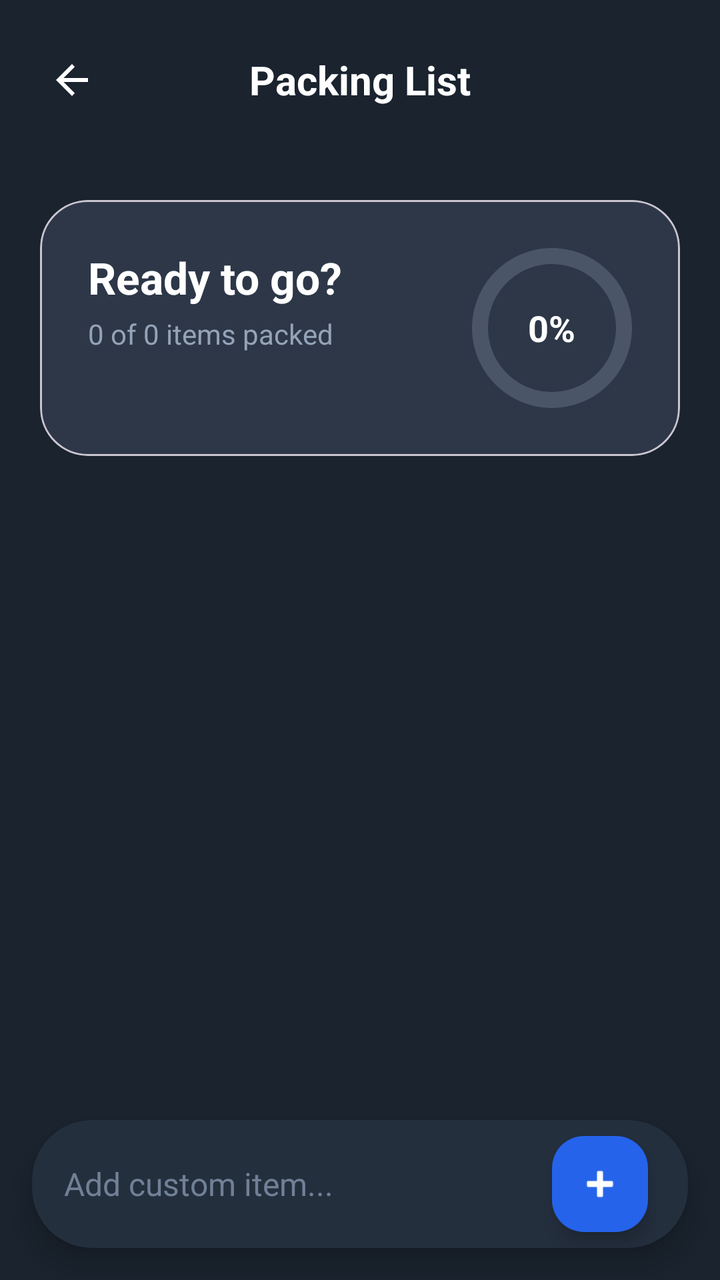
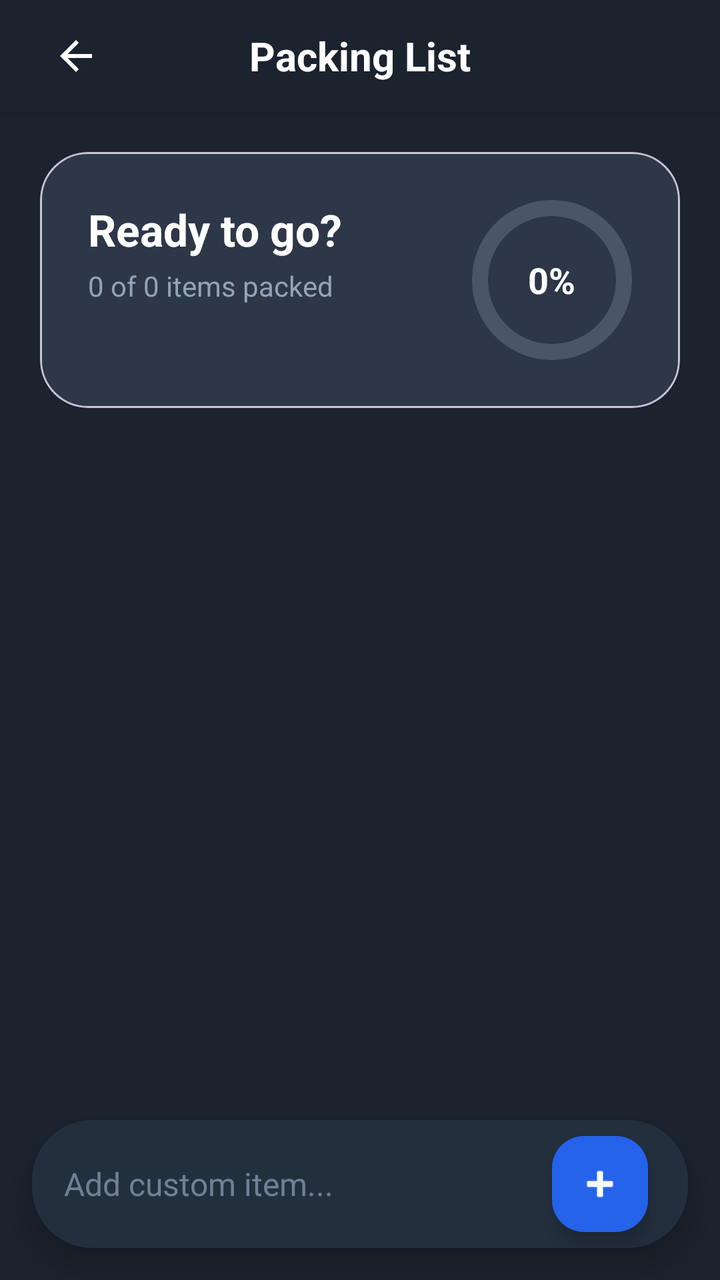

Screens rendered from an Android XML layout before and after an edit, with the pre-edit source and the edit as a unified diff.
<!-- AndroidManifest.xml: activity theme Theme.TravelBuddy -->
<!-- res/layout/activity_packing_list.xml -->
<?xml version="1.0" encoding="utf-8"?>
<androidx.constraintlayout.widget.ConstraintLayout xmlns:android="http://schemas.android.com/apk/res/android"
    xmlns:app="http://schemas.android.com/apk/res-auto"
    xmlns:tools="http://schemas.android.com/tools"
    android:layout_width="match_parent"
    android:layout_height="match_parent"
    android:background="@color/onboarding_bg"
    tools:context=".PackingListActivity">

    
    <RelativeLayout
        android:id="@+id/rlHeader"
        android:layout_width="match_parent"
        android:layout_height="80dp"
        android:paddingHorizontal="16dp"
        app:layout_constraintTop_toTopOf="parent">

        <ImageView
            android:id="@+id/ivBack"
            android:layout_width="40dp"
            android:layout_height="40dp"
            android:layout_centerVertical="true"
            android:padding="8dp"
            android:src="@drawable/abc_ic_ab_back_material"
            app:tint="@color/white" />

        <TextView
            android:layout_width="wrap_content"
            android:layout_height="wrap_content"
            android:layout_centerInParent="true"
            android:text="Packing List"
            android:textColor="@color/white"
            android:textSize="20sp"
            android:textStyle="bold" />
    </RelativeLayout>

    
    <com.google.android.material.card.MaterialCardView
        android:id="@+id/cvProgress"
        android:layout_width="match_parent"
        android:layout_height="wrap_content"
        android:layout_margin="20dp"
        app:cardBackgroundColor="#2D3748"
        app:cardCornerRadius="24dp"
        app:cardElevation="0dp"
        app:layout_constraintTop_toBottomOf="@id/rlHeader">

        <androidx.constraintlayout.widget.ConstraintLayout
            android:layout_width="match_parent"
            android:layout_height="wrap_content"
            android:padding="24dp">

            <TextView
                android:id="@+id/tvReady"
                android:layout_width="wrap_content"
                android:layout_height="wrap_content"
                android:text="Ready to go?"
                android:textColor="@color/white"
                android:textSize="22sp"
                android:textStyle="bold"
                app:layout_constraintStart_toStartOf="parent"
                app:layout_constraintTop_toTopOf="parent" />

            <TextView
                android:id="@+id/tvPackedStatus"
                android:layout_width="wrap_content"
                android:layout_height="wrap_content"
                android:layout_marginTop="4dp"
                android:text="0 of 0 items packed"
                android:textColor="#94A3B8"
                android:textSize="14sp"
                app:layout_constraintStart_toStartOf="parent"
                app:layout_constraintTop_toBottomOf="@id/tvReady" />

            <RelativeLayout
                android:layout_width="80dp"
                android:layout_height="80dp"
                app:layout_constraintBottom_toBottomOf="parent"
                app:layout_constraintEnd_toEndOf="parent"
                app:layout_constraintTop_toTopOf="parent">

                <com.google.android.material.progressindicator.CircularProgressIndicator
                    android:id="@+id/pbPacking"
                    android:layout_width="match_parent"
                    android:layout_height="match_parent"
                    android:layout_centerInParent="true"
                    app:indicatorColor="@color/onboarding_blue"
                    app:indicatorSize="80dp"
                    app:trackColor="#4A5568"
                    app:trackThickness="8dp"
                    android:progress="0"
                    android:max="100" />

                <TextView
                    android:id="@+id/tvPercentage"
                    android:layout_width="wrap_content"
                    android:layout_height="wrap_content"
                    android:layout_centerInParent="true"
                    android:text="0%"
                    android:textColor="@color/white"
                    android:textSize="18sp"
                    android:textStyle="bold" />
            </RelativeLayout>
        </androidx.constraintlayout.widget.ConstraintLayout>
    </com.google.android.material.card.MaterialCardView>

    <androidx.recyclerview.widget.RecyclerView
        android:id="@+id/rvPackingList"
        android:layout_width="match_parent"
        android:layout_height="0dp"
        android:layout_marginTop="8dp"
        android:paddingHorizontal="12dp"
        android:clipToPadding="false"
        android:paddingBottom="16dp"
        app:layout_constraintBottom_toTopOf="@id/cvAddItemBar"
        app:layout_constraintTop_toBottomOf="@id/cvProgress" />

    
    <androidx.cardview.widget.CardView
        android:id="@+id/cvAddItemBar"
        android:layout_width="match_parent"
        android:layout_height="wrap_content"
        android:layout_margin="16dp"
        app:cardBackgroundColor="#242F3E"
        app:cardCornerRadius="30dp"
        app:cardElevation="8dp"
        app:layout_constraintBottom_toBottomOf="parent">

        <LinearLayout
            android:layout_width="match_parent"
            android:layout_height="64dp"
            android:gravity="center_vertical"
            android:orientation="horizontal"
            android:paddingHorizontal="16dp">

            <EditText
                android:id="@+id/etNewItem"
                android:layout_width="0dp"
                android:layout_height="match_parent"
                android:layout_weight="1"
                android:background="@android:color/transparent"
                android:hint="Add custom item..."
                android:inputType="textCapSentences"
                android:textColor="@color/white"
                android:textColorHint="#718096"
                android:textSize="16sp" />

            <com.google.android.material.floatingactionbutton.FloatingActionButton
                android:id="@+id/fabAddItem"
                android:layout_width="wrap_content"
                android:layout_height="wrap_content"
                android:layout_margin="4dp"
                android:src="@android:drawable/ic_input_add"
                app:backgroundTint="@color/onboarding_blue"
                app:fabCustomSize="48dp"
                app:tint="@color/white" />
        </LinearLayout>
    </androidx.cardview.widget.CardView>

</androidx.constraintlayout.widget.ConstraintLayout>
<!-- resources referenced by this layout -->
<resources>
  <color name="onboarding_bg">#1A232E</color>
  <color name="onboarding_blue">#2563EB</color>
  <color name="white">#FFFFFFFF</color>
  <style name="Theme.TravelBuddy" parent="Base.Theme.TravelBuddy" />
  <style name="Base.Theme.TravelBuddy" parent="Theme.Material3.DayNight.NoActionBar">
          
          
      </style>
</resources>

<!-- the commit's change to res/layout/activity_packing_list.xml (unified diff, before → after) -->
@@ -8,31 +8,43 @@
     tools:context=".PackingListActivity">
 
     
-    <RelativeLayout
+    <LinearLayout
         android:id="@+id/rlHeader"
         android:layout_width="match_parent"
-        android:layout_height="80dp"
-        android:paddingHorizontal="16dp"
+        android:layout_height="wrap_content"
+        android:orientation="vertical"
+        android:background="@color/onboarding_bg"
+        android:elevation="4dp"
         app:layout_constraintTop_toTopOf="parent">
 
-        <ImageView
-            android:id="@+id/ivBack"
-            android:layout_width="40dp"
-            android:layout_height="40dp"
-            android:layout_centerVertical="true"
-            android:padding="8dp"
-            android:src="@drawable/abc_ic_ab_back_material"
-            app:tint="@color/white" />
+        <RelativeLayout
+            android:layout_width="match_parent"
+            android:layout_height="56dp"
+            android:paddingHorizontal="16dp">
 
-        <TextView
-            android:layout_width="wrap_content"
-            android:layout_height="wrap_content"
-            android:layout_centerInParent="true"
-            android:text="Packing List"
-            android:textColor="@color/white"
-            android:textSize="20sp"
-            android:textStyle="bold" />
-    </RelativeLayout>
+            <ImageView
+                android:id="@+id/ivBack"
+                android:layout_width="44dp"
+                android:layout_height="44dp"
+                android:layout_centerVertical="true"
+                android:background="?attr/selectableItemBackgroundBorderless"
+                android:clickable="true"
+                android:focusable="true"
+                android:contentDescription="Back"
+                android:padding="10dp"
+                android:src="@drawable/ic_back"
+                app:tint="@color/white" />
+
+            <TextView
+                android:layout_width="wrap_content"
+                android:layout_height="wrap_content"
+                android:layout_centerInParent="true"
+                android:text="Packing List"
+                android:textColor="@color/white"
+                android:textSize="20sp"
+                android:textStyle="bold" />
+        </RelativeLayout>
+    </LinearLayout>
 
     
     <com.google.android.material.card.MaterialCardView
<!-- resource entries referenced after the edit -->
@@ -3,6 +3,16 @@
   <color name="onboarding_bg">#1A232E</color>
   <color name="onboarding_blue">#2563EB</color>
   <color name="white">#FFFFFFFF</color>
+  <!-- drawable ic_back (drawable) -->
+  <vector xmlns:android="http://schemas.android.com/apk/res/android"
+      android:width="24dp"
+      android:height="24dp"
+      android:viewportWidth="24"
+      android:viewportHeight="24">
+    <path
+        android:fillColor="#FFFFFF"
+        android:pathData="M20,11H7.83l5.59,-5.59L12,4l-8,8 8,8 1.41,-1.41L7.83,13H20v-2z"/>
+  </vector>
   <style name="Theme.TravelBuddy" parent="Base.Theme.TravelBuddy" />
   <style name="Base.Theme.TravelBuddy" parent="Theme.Material3.DayNight.NoActionBar">
           
